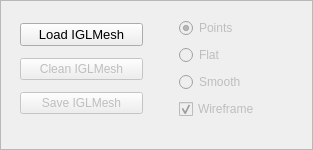
alemuntoni/HeightFieldDecomposition, file igl/gui/iglmeshmanager.ui: the form before one commit.
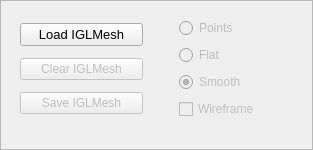
The form after the commit.

Commit message: modificati diversi manager, aggiunto trimesh manager, sviluppo igl mesh e igl manager

```diff
--- a/igl/gui/iglmeshmanager.ui
+++ b/igl/gui/iglmeshmanager.ui
@@ -47,7 +47,7 @@
        <bool>false</bool>
       </property>
       <property name="text">
-       <string>Clean IGLMesh</string>
+       <string>Clear IGLMesh</string>
       </property>
      </widget>
     </item>
@@ -82,7 +82,7 @@
        <string>Wireframe</string>
       </property>
       <property name="checked">
-       <bool>true</bool>
+       <bool>false</bool>
       </property>
      </widget>
     </item>
@@ -95,7 +95,7 @@
        <string>Smooth</string>
       </property>
       <property name="checked">
-       <bool>false</bool>
+       <bool>true</bool>
       </property>
      </widget>
     </item>
@@ -108,7 +108,7 @@
        <string>Points</string>
       </property>
       <property name="checked">
-       <bool>true</bool>
+       <bool>false</bool>
       </property>
      </widget>
     </item>
```
Left out of the diff: 2 changed lines with no effect on the pictures. The commit also changes 28 other files.
